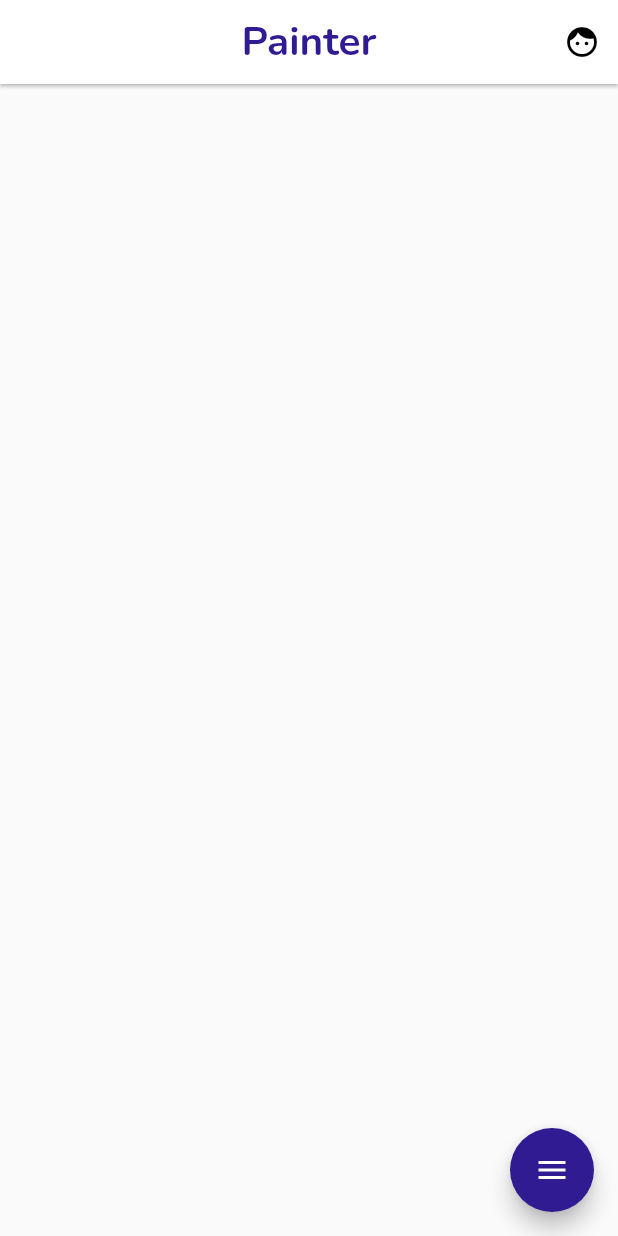
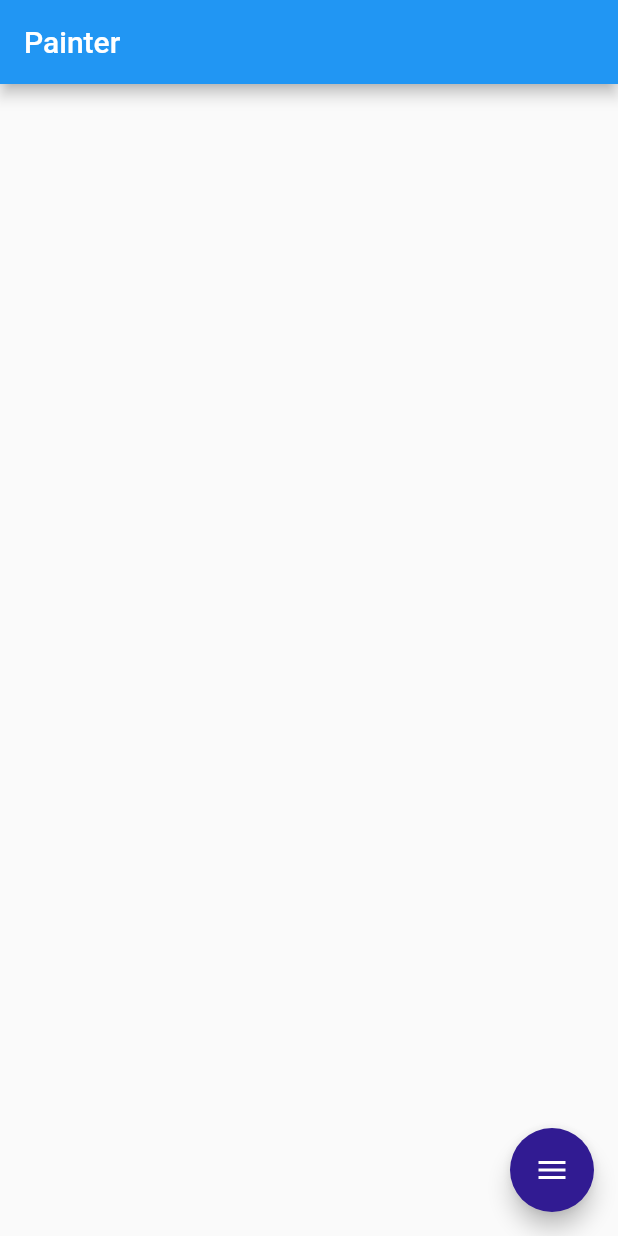
Before and after one commit to AbdallahNassar/Painter, a Flutter app: the screen it shows after launch, on a phone screen of 412 x 824 dp. Run offline on Flutter 3.47's test engine with Material 2 defaults, Android fonts, the phone set to English and light mode, and no system bars; drawn by our look-alikes of flutter_speed_dial; our stand-ins replace flutter_colorpicker, get.

Commit message:
final edits @ thursdaay

```diff
--- a/painter/TODO.txt
+++ b/painter/TODO.txt
@@ -1,8 +1,5 @@
 => add app drawer
 => add setting to change everything
 => add color palette
-=> add fab
 => add local storage
-=> add Icon
-=> add splash screen
 => add different pens
--- a/painter/lib/app/modules/home/views/home_view.dart
+++ b/painter/lib/app/modules/home/views/home_view.dart
@@ -5,6 +5,8 @@ import 'package:get/get.dart';
 
 import 'package:painter/app/core/utils/values/constants.dart';
 import 'package:painter/app/modules/home/widgets/custom_fab.dart';
+import 'package:painter/app/modules/settings/views/settings_view.dart';
+import 'package:painter/app/routes/app_pages.dart';
 import 'package:painter/app/theme/app_theme.dart';
 import 'package:painter/app/modules/home/widgets/my_painter.dart';
 import '../controllers/home_controller.dart';
@@ -17,20 +19,28 @@ class HomeView extends GetView<HomeController> {
     //==========================================================================
     return Scaffold(
       appBar: AppBar(
-        backgroundColor: AppTheme.appTheme.appBarTheme.backgroundColor,
-        centerTitle: true,
+        // backgroundColor: AppTheme.appTheme.appBarTheme.backgroundColor,
+        // centerTitle: true,
         title: Text(
           Constants.appTitle,
-          style: AppTheme.appTheme.appBarTheme.titleTextStyle,
+          // style: AppTheme.appTheme.textTheme.headline6,
         ),
-        actionsIconTheme: AppTheme.appTheme.appBarTheme.actionsIconTheme,
-        elevation: 1.0,
-        actions: [
-          IconButton(
-            icon: Icon(Icons.face),
-            onPressed: () => controller.setPointMode = PointMode.points,
-          )
-        ],
+        // actionsIconTheme: AppTheme.appTheme.appBarTheme.actionsIconTheme,
+        // elevation: 1.0,
+        // actions: [
+        //   IconButton(
+        //     icon: Icon(Icons.face),
+        //     onPressed: () => controller.setPointMode = PointMode.points,
+        //   ),
+        //   IconButton(
+        //     icon: Icon(Icons.settings),
+        //     onPressed: () async => await Get.to(
+        //       () => SettingsView(),
+        //       transition: Transition.cupertino,
+        //       duration: Duration(milliseconds: 400),
+        //     ),
+        //   )
+        // ],
       ),
       body: SafeArea(
         child: GestureDetector(
--- a/painter/lib/app/routes/app_pages.dart
+++ b/painter/lib/app/routes/app_pages.dart
@@ -8,7 +8,8 @@ import 'package:painter/app/modules/settings/views/settings_view.dart';
 part 'app_routes.dart';
 
 class AppPages {
-  static const HOME = Routes.HOME;
+  static const String HomeName = Routes.HOME;
+  static const String SettingsName = Routes.SETTINGS;
 
   static final routes = [
     GetPage(
--- a/painter/lib/app/theme/app_theme.dart
+++ b/painter/lib/app/theme/app_theme.dart
@@ -5,24 +5,21 @@ import './app_colors.dart';
 class AppTheme {
   static final appTheme = ThemeData(
     scaffoldBackgroundColor: AppColors.scaffoldBacgroundColor,
-    textTheme: TextTheme(
-      headline4: TextStyle(
-        color: Colors.black,
-        fontWeight: FontWeight.bold,
-      ),
-    ),
-    appBarTheme: AppBarTheme(
-      titleTextStyle: TextStyle(
+    primaryTextTheme: TextTheme(
+      button: TextStyle(fontSize: 30.0),
+      headline6: TextStyle(
         color: Colors.deepPurple.shade900,
         fontWeight: FontWeight.bold,
         fontSize: 27.0,
         fontFamily: 'Nunito',
       ),
-      backgroundColor: AppColors.scaffoldBacgroundColor,
-      iconTheme: IconThemeData(
-        color: Colors.black,
-      ),
-      actionsIconTheme: IconThemeData(color: Colors.black),
     ),
+    // appBarTheme: AppBarTheme(
+    //   backgroundColor: AppColors.scaffoldBacgroundColor,
+    //   iconTheme: IconThemeData(
+    //     color: Colors.black,
+    //   ),
+    //   actionsIconTheme: IconThemeData(color: Colors.black),
+    // ),
   );
 }
--- a/painter/lib/main.dart
+++ b/painter/lib/main.dart
@@ -13,7 +13,7 @@ class Painter extends StatelessWidget {
   Widget build(BuildContext context) {
     return GetMaterialApp(
       title: "Painter",
-      initialRoute: AppPages.HOME,
+      initialRoute: AppPages.HomeName,
       getPages: AppPages.routes,
       debugShowCheckedModeBanner: false,
     );
```
Also changed, not shown: painter/lib/app/modules/settings/views/settings_view.dart (+52 -3 lines).
